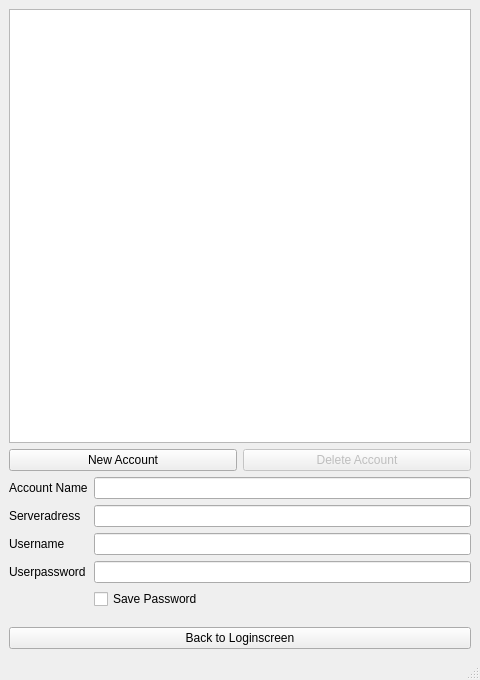
The window that viur_admin/ui/accountmanager.ui (viur-framework/viur-admin) describes before a commit, drawn with Qt 5.
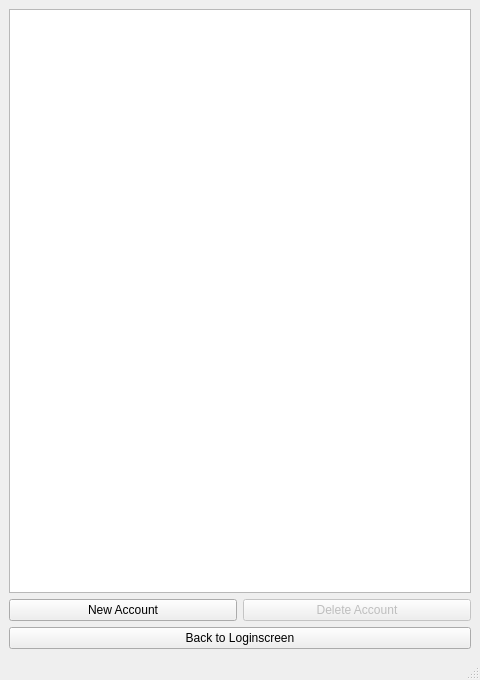
The same window after the commit. Icons and pictures are not drawn.

The edit to the form file:
```diff
--- a/viur_admin/ui/accountmanager.ui
+++ b/viur_admin/ui/accountmanager.ui
@@ -74,73 +74,6 @@
       </item>
      </layout>
     </item>
-    <item>
-     <layout class="QFormLayout" name="formLayout">
-      <property name="fieldGrowthPolicy">
-       <enum>QFormLayout::AllNonFixedFieldsGrow</enum>
-      </property>
-      <item row="3" column="0">
-       <widget class="QLabel" name="label">
-        <property name="text">
-         <string>Account Name</string>
-        </property>
-       </widget>
-      </item>
-      <item row="3" column="1">
-       <widget class="QLineEdit" name="editAccountName"/>
-      </item>
-      <item row="5" column="0">
-       <widget class="QLabel" name="label_2">
-        <property name="text">
-         <string>Serveradress</string>
-        </property>
-       </widget>
-      </item>
-      <item row="5" column="1">
-       <widget class="QLineEdit" name="editUrl"/>
-      </item>
-      <item row="6" column="0">
-       <widget class="QLabel" name="label_5">
-        <property name="text">
-         <string>Username</string>
-        </property>
-       </widget>
-      </item>
-      <item row="6" column="1">
-       <widget class="QLineEdit" name="editUserName"/>
-      </item>
-      <item row="10" column="1">
-       <layout class="QHBoxLayout" name="horizontalLayout_2"/>
-      </item>
-      <item row="16" column="0">
-       <layout class="QHBoxLayout" name="horizontalLayout"/>
-      </item>
-      <item row="7" column="1">
-       <widget class="QLineEdit" name="editPassword">
-        <property name="enabled">
-         <bool>true</bool>
-        </property>
-        <property name="echoMode">
-         <enum>QLineEdit::Password</enum>
-        </property>
-       </widget>
-      </item>
-      <item row="7" column="0">
-       <widget class="QLabel" name="label_3">
-        <property name="text">
-         <string>Userpassword</string>
-        </property>
-       </widget>
-      </item>
-      <item row="8" column="1">
-       <widget class="QCheckBox" name="accSavePWcheckBox">
-        <property name="text">
-         <string>Save Password</string>
-        </property>
-       </widget>
-      </item>
-     </layout>
-    </item>
     <item>
      <layout class="QVBoxLayout" name="verticalLayout_3">
       <item>
```
Left out of the diff: 4 changed lines with no effect on the pictures.
